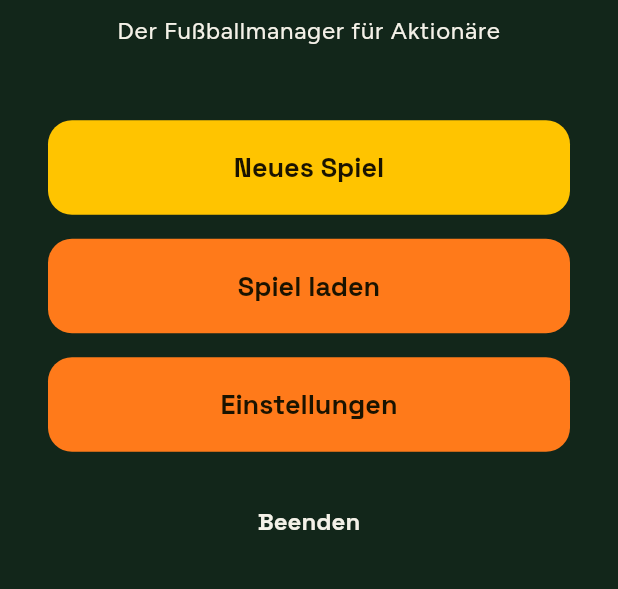
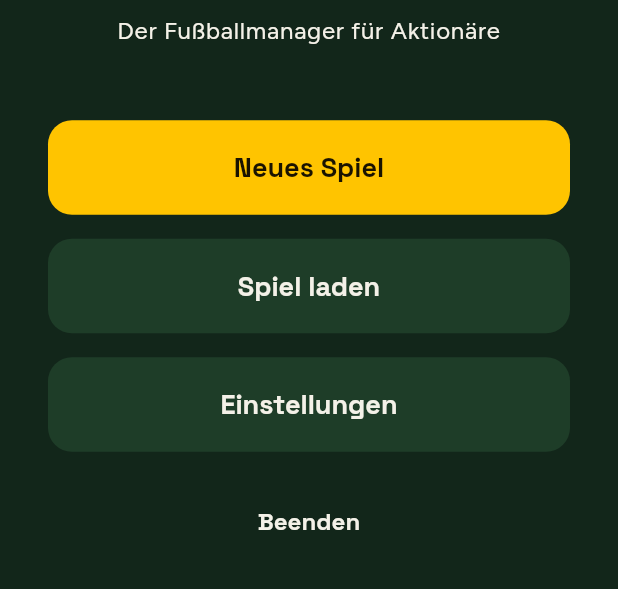
Before and after one commit to Michael17108419/bolzplatz-ag, a Flutter app: the screen it shows after launch, on a phone screen of 412 x 824 dp, the part 368-957 px from its top. Run offline on Flutter 3.47's test engine with Material 3 defaults, Android fonts, the phone set to English and light mode, and no system bars; our stand-ins replace drift, drift_flutter, flutter_riverpod; accounts and stored records are empty; generated files the repository leaves out were written again.

Commit message:
Schrift: Gewichtsachse gesetzt, zweite Knöpfe in Flächenfarbe
Co-Authored-By: Claude Sonnet 5.5 <noreply@anthropic.com>
Claude-Session: https://claude.ai/code/session_01PKdZr9hDGU6NornzHX9gK9

```diff
--- a/app/lib/theme/app_theme.dart
+++ b/app/lib/theme/app_theme.dart
@@ -13,6 +13,8 @@ ThemeData buildAppTheme() {
     onTertiary: Tokens.ink,
     surface: Tokens.panel,
     onSurface: Tokens.text,
+    secondaryContainer: Tokens.panel,
+    onSecondaryContainer: Tokens.text,
     error: Tokens.orange,
     onError: Tokens.ink,
   );
@@ -27,8 +29,13 @@ ThemeData buildAppTheme() {
     bodyColor: Tokens.text,
     displayColor: Tokens.text,
   );
-  TextStyle? head(TextStyle? s) =>
-      s?.copyWith(fontFamily: Tokens.headlineFont, fontWeight: FontWeight.w700);
+  // The fonts are variable fonts: the weight axis is set explicitly, so
+  // bold is drawn by the font and not faked by the engine.
+  TextStyle? head(TextStyle? s) => s?.copyWith(
+    fontFamily: Tokens.headlineFont,
+    fontWeight: FontWeight.w700,
+    fontVariations: const [FontVariation.weight(700)],
+  );
   final textTheme = text.copyWith(
     displayLarge: head(text.displayLarge),
     displayMedium: head(text.displayMedium),
--- a/app/pubspec.yaml
+++ b/app/pubspec.yaml
@@ -32,6 +32,12 @@ flutter:
     - family: SpaceGrotesk
       fonts:
         - asset: assets/fonts/SpaceGrotesk.ttf
+          weight: 400
+        - asset: assets/fonts/SpaceGrotesk.ttf
+          weight: 700
     - family: Figtree
       fonts:
         - asset: assets/fonts/Figtree.ttf
+          weight: 400
+        - asset: assets/fonts/Figtree.ttf
+          weight: 700
```
